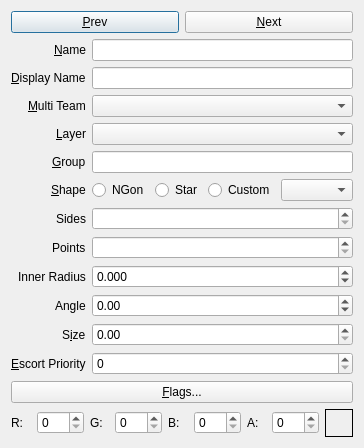
This is qtfred/ui/CoordinatePointEditorDialog.ui in MjnMixael/fs2open.github.com as Qt 5 draws it before an edit. The edited form follows.
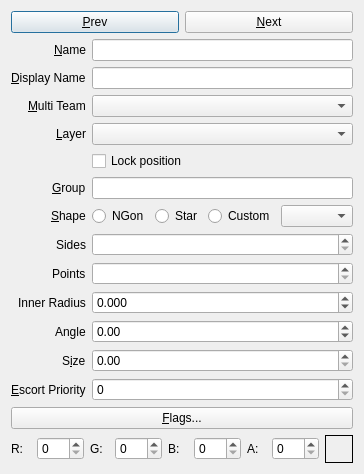
This is the edited form.

Commit message: QtFRED: transform lock for objects

The edit to the form file:
```diff
--- a/qtfred/ui/CoordinatePointEditorDialog.ui
+++ b/qtfred/ui/CoordinatePointEditorDialog.ui
@@ -121,7 +121,17 @@
          </property>
         </widget>
        </item>
-       <item row="5" column="0">
+       <item row="5" column="1">
+        <widget class="QCheckBox" name="transformLockCheck">
+         <property name="toolTip">
+          <string>Locked coordinate points stay where they are: dragging, the transform toolbar, and the Orient editor leave them alone.</string>
+         </property>
+         <property name="text">
+          <string>Lock position</string>
+         </property>
+        </widget>
+       </item>
+       <item row="6" column="0">
         <widget class="QLabel" name="groupLabel">
          <property name="text">
           <string>&amp;Group</string>
@@ -131,10 +141,10 @@
          </property>
         </widget>
        </item>
-       <item row="5" column="1">
+       <item row="6" column="1">
         <widget class="QLineEdit" name="groupEdit"/>
        </item>
-       <item row="6" column="0">
+       <item row="7" column="0">
         <widget class="QLabel" name="shapeLabel">
          <property name="text">
           <string>&amp;Shape</string>
@@ -144,7 +154,7 @@
          </property>
         </widget>
        </item>
-       <item row="6" column="1">
+       <item row="7" column="1">
         <layout class="QHBoxLayout" name="shapeRowLayout">
          <item>
           <widget class="QRadioButton" name="shapeNGonRadio">
@@ -191,7 +201,7 @@
          </item>
         </layout>
        </item>
-       <item row="7" column="0">
+       <item row="8" column="0">
         <widget class="QLabel" name="sidesLabel">
          <property name="text">
           <string>Sides</string>
@@ -204,7 +214,7 @@
          </property>
         </widget>
        </item>
-       <item row="7" column="1">
+       <item row="8" column="1">
         <widget class="QSpinBox" name="sidesSpinBox">
          <property name="minimum">
           <number>2</number>
@@ -217,7 +227,7 @@
          </property>
         </widget>
        </item>
-       <item row="8" column="0">
+       <item row="9" column="0">
         <widget class="QLabel" name="pointsLabel">
          <property name="text">
           <string>Points</string>
@@ -230,7 +240,7 @@
          </property>
         </widget>
        </item>
-       <item row="8" column="1">
+       <item row="9" column="1">
         <widget class="QSpinBox" name="pointsSpinBox">
          <property name="minimum">
           <number>2</number>
@@ -243,7 +253,7 @@
          </property>
         </widget>
        </item>
-       <item row="9" column="0">
+       <item row="10" column="0">
         <widget class="QLabel" name="innerRadiusLabel">
          <property name="text">
           <string>Inner Radius</string>
@@ -256,7 +266,7 @@
          </property>
         </widget>
        </item>
-       <item row="9" column="1">
+       <item row="10" column="1">
         <widget class="QDoubleSpinBox" name="innerRadiusSpinBox">
          <property name="decimals">
           <number>3</number>
@@ -275,7 +285,7 @@
          </property>
         </widget>
        </item>
-       <item row="10" column="0">
+       <item row="11" column="0">
         <widget class="QLabel" name="angleLabel">
          <property name="text">
           <string>Angle</string>
@@ -288,7 +298,7 @@
          </property>
         </widget>
        </item>
-       <item row="10" column="1">
+       <item row="11" column="1">
         <widget class="QDoubleSpinBox" name="angleSpinBox">
          <property name="decimals">
           <number>2</number>
@@ -304,7 +314,7 @@
          </property>
         </widget>
        </item>
-       <item row="11" column="0">
+       <item row="12" column="0">
         <widget class="QLabel" name="sizeLabel">
          <property name="text">
           <string>S&amp;ize</string>
@@ -314,14 +324,14 @@
          </property>
         </widget>
        </item>
-       <item row="11" column="1">
+       <item row="12" column="1">
         <widget class="QDoubleSpinBox" name="sizeSpinBox">
          <property name="decimals">
           <number>2</number>
          </property>
         </widget>
        </item>
-       <item row="12" column="0">
+       <item row="13" column="0">
         <widget class="QLabel" name="escortPriorityLabel">
          <property name="text">
           <string>&amp;Escort Priority</string>
@@ -331,14 +341,14 @@
          </property>
         </widget>
        </item>
-       <item row="12" column="1">
+       <item row="13" column="1">
         <widget class="QSpinBox" name="escortPrioritySpinBox">
          <property name="maximum">
           <number>9999</number>
          </property>
         </widget>
        </item>
-       <item row="13" column="0" colspan="2">
+       <item row="14" column="0" colspan="2">
         <widget class="QPushButton" name="flagsButton">
          <property name="text">
           <string>&amp;Flags...</string>
@@ -348,7 +358,7 @@
          </property>
         </widget>
        </item>
-       <item row="14" column="0" colspan="2">
+       <item row="15" column="0" colspan="2">
         <layout class="QHBoxLayout" name="colorLayout">
          <item>
           <widget class="QLabel" name="colorRLabel">
```
The commit also changes 59 other files.
